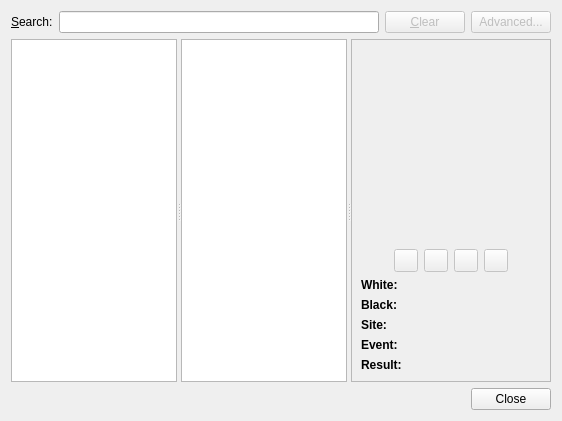
Old version of the form projects/gui/ui/gamedatabasedlg.ui in the repository cutechess/cutechess.
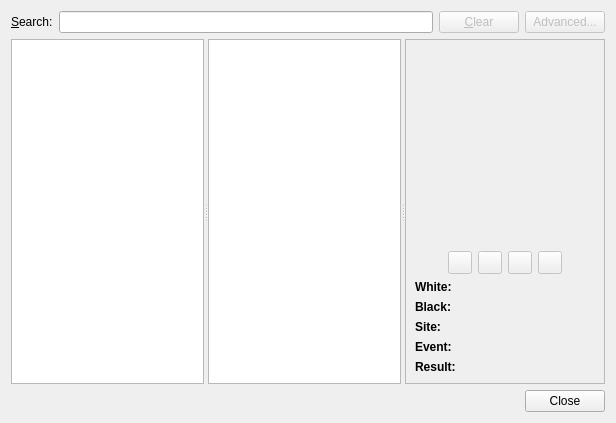
New version of the form.

Commit message:
Simplify UI layouts' internals
Get rid of extra junk without changing the actual layout.

Patch:
```diff
--- a/projects/gui/ui/gamedatabasedlg.ui
+++ b/projects/gui/ui/gamedatabasedlg.ui
@@ -6,19 +6,17 @@
    <rect>
     <x>0</x>
     <y>0</y>
-    <width>562</width>
-    <height>421</height>
+    <width>616</width>
+    <height>423</height>
    </rect>
   </property>
   <property name="windowTitle">
    <string>Game Database</string>
   </property>
-  <layout class="QGridLayout" name="gridLayout_2">
-   <item row="0" column="0">
-    <layout class="QVBoxLayout" name="verticalLayout" stretch="0,1,0">
+  <layout class="QVBoxLayout" name="verticalLayout_3">
      <item>
-      <layout class="QGridLayout" name="gridLayout">
-       <item row="1" column="0">
+    <layout class="QHBoxLayout" name="horizontalLayout_2">
+     <item>
         <widget class="QLabel" name="label">
          <property name="text">
           <string>&amp;Search:</string>
@@ -28,10 +26,10 @@
          </property>
         </widget>
        </item>
-       <item row="1" column="1">
+     <item>
         <widget class="QLineEdit" name="m_searchEdit"/>
        </item>
-       <item row="1" column="2">
+     <item>
         <widget class="QPushButton" name="m_clearBtn">
          <property name="enabled">
           <bool>false</bool>
@@ -41,7 +39,7 @@
          </property>
         </widget>
        </item>
-       <item row="1" column="3">
+     <item>
         <widget class="QPushButton" name="m_advancedSearchBtn">
          <property name="enabled">
           <bool>false</bool>
@@ -54,9 +52,13 @@
       </layout>
      </item>
      <item>
-      <layout class="QHBoxLayout" name="horizontalLayout">
-       <item>
         <widget class="QSplitter" name="splitter">
+     <property name="sizePolicy">
+      <sizepolicy hsizetype="Expanding" vsizetype="Expanding">
+       <horstretch>0</horstretch>
+       <verstretch>0</verstretch>
+      </sizepolicy>
+     </property>
          <property name="orientation">
           <enum>Qt::Horizontal</enum>
          </property>
@@ -98,7 +100,7 @@
              <x>0</x>
              <y>0</y>
              <width>198</width>
-             <height>329</height>
+         <height>335</height>
             </rect>
            </property>
            <layout class="QGridLayout" name="gridLayout_3">
@@ -110,28 +112,8 @@
                  <widget class="QWidget" name="m_chessboardParentWidget" native="true"/>
                 </item>
                 <item>
-                 <layout class="QGridLayout" name="gridLayout_4">
-                  <item row="0" column="2">
-                   <widget class="QToolButton" name="m_previousMoveButton">
-                    <property name="enabled">
-                     <bool>false</bool>
-                    </property>
-                    <property name="text">
-                     <string/>
-                    </property>
-                   </widget>
-                  </item>
-                  <item row="0" column="3">
-                   <widget class="QToolButton" name="m_nextMoveButton">
-                    <property name="enabled">
-                     <bool>false</bool>
-                    </property>
-                    <property name="text">
-                     <string/>
-                    </property>
-                   </widget>
-                  </item>
-                  <item row="0" column="0">
+             <layout class="QHBoxLayout" name="horizontalLayout">
+              <item>
                    <spacer name="horizontalSpacer">
                     <property name="orientation">
                      <enum>Qt::Horizontal</enum>
@@ -144,20 +126,7 @@
                     </property>
                    </spacer>
                   </item>
-                  <item row="0" column="5">
-                   <spacer name="horizontalSpacer_2">
-                    <property name="orientation">
-                     <enum>Qt::Horizontal</enum>
-                    </property>
-                    <property name="sizeHint" stdset="0">
-                     <size>
-                      <width>40</width>
-                      <height>20</height>
-                     </size>
-                    </property>
-                   </spacer>
-                  </item>
-                  <item row="0" column="1">
+              <item>
                    <widget class="QToolButton" name="m_skipToFirstMoveButton">
                     <property name="enabled">
                      <bool>false</bool>
@@ -167,7 +136,27 @@
                     </property>
                    </widget>
                   </item>
-                  <item row="0" column="4">
+              <item>
+               <widget class="QToolButton" name="m_previousMoveButton">
+                <property name="enabled">
+                 <bool>false</bool>
+                </property>
+                <property name="text">
+                 <string/>
+                </property>
+               </widget>
+              </item>
+              <item>
+               <widget class="QToolButton" name="m_nextMoveButton">
+                <property name="enabled">
+                 <bool>false</bool>
+                </property>
+                <property name="text">
+                 <string/>
+                </property>
+               </widget>
+              </item>
+              <item>
                    <widget class="QToolButton" name="m_skipToLastMoveButton">
                     <property name="enabled">
                      <bool>false</bool>
@@ -177,6 +166,19 @@
                     </property>
                    </widget>
                   </item>
+              <item>
+               <spacer name="horizontalSpacer_2">
+                <property name="orientation">
+                 <enum>Qt::Horizontal</enum>
+                </property>
+                <property name="sizeHint" stdset="0">
+                 <size>
+                  <width>40</width>
+                  <height>20</height>
+                 </size>
+                </property>
+               </spacer>
+              </item>
                  </layout>
                 </item>
                </layout>
@@ -335,16 +337,12 @@
          </widget>
         </widget>
        </item>
-      </layout>
-     </item>
      <item>
       <widget class="QDialogButtonBox" name="buttonBox">
        <property name="standardButtons">
         <set>QDialogButtonBox::Close</set>
        </property>
       </widget>
-     </item>
-    </layout>
    </item>
   </layout>
  </widget>
```
Lines whose indentation alone changed are shown as unchanged. The commit also changes 5 other files.
